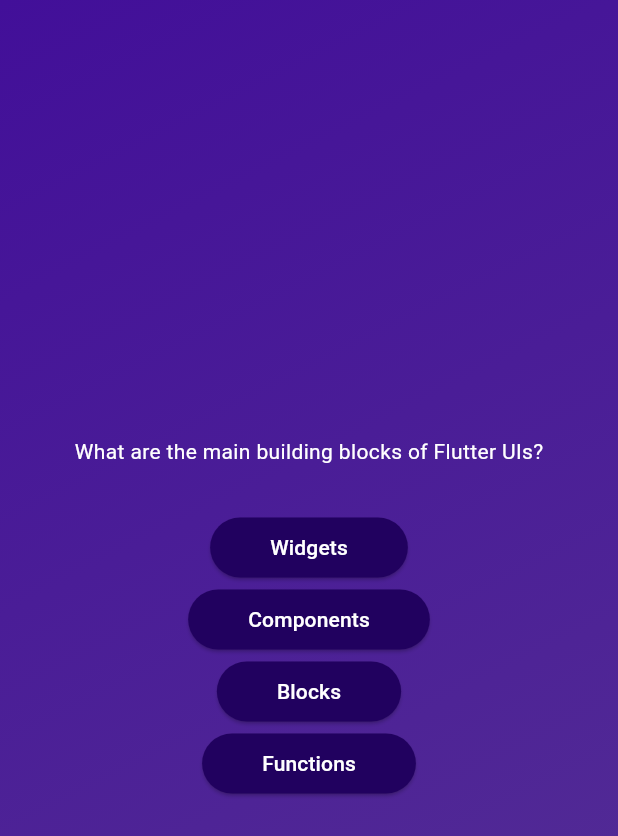
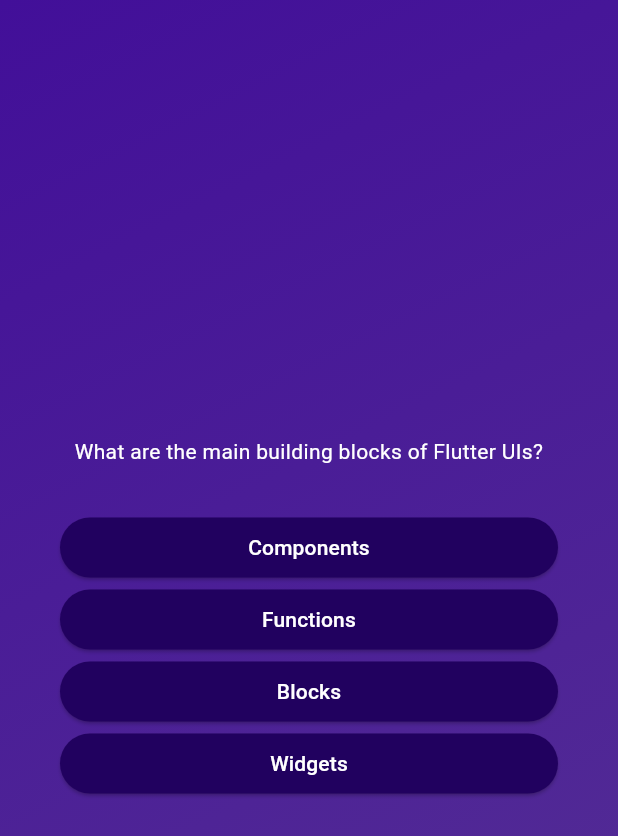
Before and after one commit to sundayknight98/Quiz-App-Sampler, a Flutter app: the screen it shows after launch, after a tap on "Start Quiz", on a phone screen of 412 x 824 dp. Shown: the top 836 px of the screen. Run offline on Flutter 3.47's test engine with Material 3 defaults, Android fonts, the phone set to English and light mode, and no system bars.

Commit message:
Add files via upload

```diff
--- a/lib/answer_button.dart
+++ b/lib/answer_button.dart
@@ -20,7 +20,7 @@ class AnswerButton extends StatelessWidget {
         foregroundColor: Colors.white,
         shape: RoundedRectangleBorder(borderRadius: BorderRadius.circular(40)),
       ),
-      child: Text(answerText),
+      child: Text(answerText, textAlign: TextAlign.center),
     );
   }
 }
--- a/lib/models/quiz_question.dart
+++ b/lib/models/quiz_question.dart
@@ -3,4 +3,10 @@ class QuizQuestion {
 
   final String text;
   final List<String> answers;
+
+  List<String> getShuffledAnswers() {
+    final shuffledList = List.of(answers);
+    shuffledList.shuffle();
+    return shuffledList;
+  }
 }
--- a/lib/questions_screen.dart
+++ b/lib/questions_screen.dart
@@ -12,25 +12,39 @@ class QuestionsScreen extends StatefulWidget {
 }
 
 class _QuestionsScreenState extends State<QuestionsScreen> {
+  var currentQuestionIndex = 0;
+
+  void answerQuestion() {
+    // currentQuestionIndex = currentQuestionIndex + 1;
+    // currentQuestionIndex += 1;
+    setState(() {
+      currentQuestionIndex++;
+    });
+  }
+
   @override
   Widget build(context) {
-    final currentQuestion = questions[0];
+    final currentQuestion = questions[currentQuestionIndex];
 
     return SizedBox(
       width: double.infinity,
+      child: Container(
+        margin: const EdgeInsets.all(40),
         child: Column(
           mainAxisAlignment: MainAxisAlignment.center,
+          crossAxisAlignment: CrossAxisAlignment.stretch,
           children: [
             Text(
               currentQuestion.text,
               style: const TextStyle(color: Colors.white),
+              textAlign: TextAlign.center,
             ),
             const SizedBox(height: 30),
-          AnswerButton(answerText: currentQuestion.answers[0], onTap: () {}),
-          AnswerButton(answerText: currentQuestion.answers[1], onTap: () {}),
-          AnswerButton(answerText: currentQuestion.answers[2], onTap: () {}),
-          AnswerButton(answerText: currentQuestion.answers[3], onTap: () {}),
+            ...currentQuestion.getShuffledAnswers().map((answer) {
+              return AnswerButton(answerText: answer, onTap: answerQuestion);
+            }),
           ],
+        ),
       ),
     );
   }
```
Lines whose indentation alone changed are shown as unchanged.
